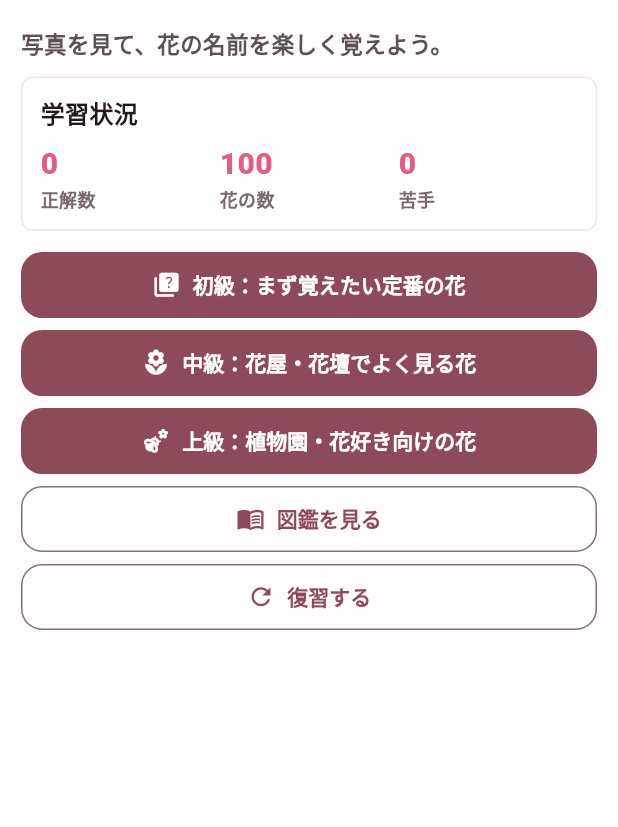
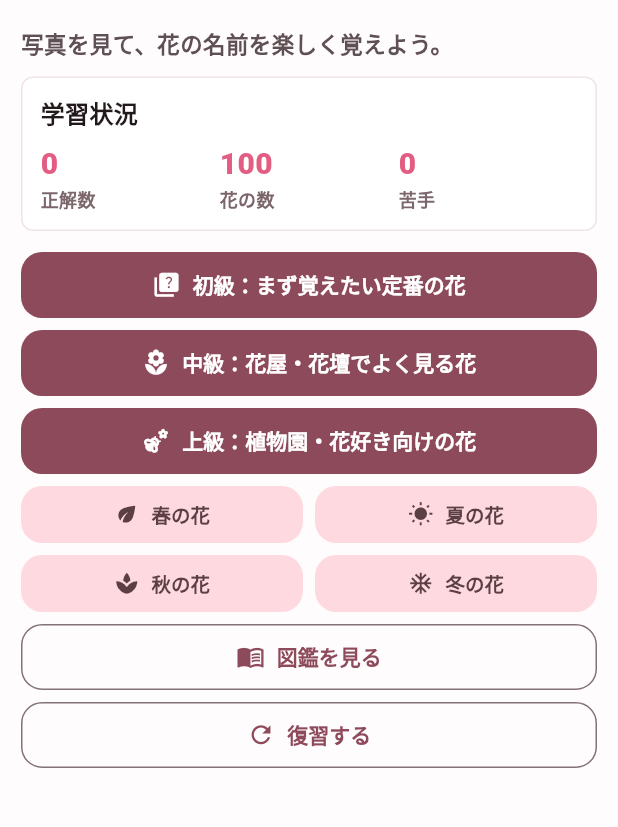
Before and after one commit to atto87/atto87.github.io, a Flutter app: the screen it shows after launch, on a phone screen of 412 x 824 dp, the part 57-884 px from its top. Run offline on Flutter 3.47's test engine with Material 3 defaults, Android fonts, the phone set to English and light mode, and no system bars; our stand-ins replace shared_preferences.

Commit message:
Add seasonal flower quizzes

```diff
--- a/lib/data/flower_data.dart
+++ b/lib/data/flower_data.dart
@@ -301,6 +301,24 @@ final List<Flower> flowers = [
 
 List<Flower> flowersByDifficulty(FlowerDifficulty difficulty) {
   return flowers.where((flower) => flower.difficulty == difficulty).toList();
+}
+
+List<Flower> flowersBySeason(FlowerQuizSeason season) {
+  return flowers.where((flower) {
+    final flowerSeason = flower.season;
+    switch (season) {
+      case FlowerQuizSeason.spring:
+        return flowerSeason.contains('春') || flowerSeason.contains('梅雨');
+      case FlowerQuizSeason.summer:
+        return flowerSeason.contains('夏') ||
+            flowerSeason.contains('初夏') ||
+            flowerSeason.contains('梅雨');
+      case FlowerQuizSeason.autumn:
+        return flowerSeason.contains('秋');
+      case FlowerQuizSeason.winter:
+        return flowerSeason.contains('冬');
+    }
+  }).toList();
 }
 
 Flower? flowerByName(String name) {
--- a/lib/main.dart
+++ b/lib/main.dart
@@ -61,7 +61,9 @@ class HanaQuizApp extends StatelessWidget {
           final difficulty = arguments is QuizScreenArguments
               ? arguments.difficulty
               : FlowerDifficulty.beginner;
-          return QuizScreen(difficulty: difficulty);
+          final season =
+              arguments is QuizScreenArguments ? arguments.season : null;
+          return QuizScreen(difficulty: difficulty, season: season);
         },
         ReviewScreen.routeName: (_) => const ReviewScreen(),
         ResultScreen.routeName: (_) => const ResultScreen(),
--- a/lib/models/flower.dart
+++ b/lib/models/flower.dart
@@ -30,6 +30,13 @@ enum FlowerDifficulty {
   advanced,
 }
 
+enum FlowerQuizSeason {
+  spring,
+  summer,
+  autumn,
+  winter,
+}
+
 extension FlowerDifficultyLabel on FlowerDifficulty {
   String get title {
     switch (this) {
@@ -53,3 +60,20 @@ extension FlowerDifficultyLabel on FlowerDifficulty {
     }
   }
 }
+
+extension FlowerQuizSeasonLabel on FlowerQuizSeason {
+  String get label {
+    switch (this) {
+      case FlowerQuizSeason.spring:
+        return '春';
+      case FlowerQuizSeason.summer:
+        return '夏';
+      case FlowerQuizSeason.autumn:
+        return '秋';
+      case FlowerQuizSeason.winter:
+        return '冬';
+    }
+  }
+
+  String get quizTitle => '$labelの花クイズ';
+}
--- a/lib/models/quiz_result.dart
+++ b/lib/models/quiz_result.dart
@@ -19,6 +19,7 @@ class QuizResult {
     required this.answers,
     this.isReviewMode = false,
     this.difficulty = FlowerDifficulty.beginner,
+    this.season,
   });
 
   final int totalQuestions;
@@ -26,6 +27,7 @@ class QuizResult {
   final List<QuizAnswerRecord> answers;
   final bool isReviewMode;
   final FlowerDifficulty difficulty;
+  final FlowerQuizSeason? season;
 
   int get incorrectCount => totalQuestions - correctCount;
 
--- a/lib/screens/home_screen.dart
+++ b/lib/screens/home_screen.dart
@@ -50,6 +50,17 @@ class _HomeScreenState extends State<HomeScreen> {
     }
   }
 
+  Future<void> _openSeasonQuiz(FlowerQuizSeason season) async {
+    await Navigator.pushNamed(
+      context,
+      QuizScreen.routeName,
+      arguments: QuizScreenArguments(season: season),
+    );
+    if (mounted) {
+      _refreshSummary();
+    }
+  }
+
   @override
   Widget build(BuildContext context) {
     return Scaffold(
@@ -77,6 +88,7 @@ class _HomeScreenState extends State<HomeScreen> {
                 compact: compact,
                 summaryFuture: _summaryFuture,
                 onOpenQuiz: _openQuiz,
+                onOpenSeasonQuiz: _openSeasonQuiz,
                 onOpenRoute: _openRoute,
               ),
             );
@@ -110,12 +122,14 @@ class _HomeContent extends StatelessWidget {
     required this.compact,
     required this.summaryFuture,
     required this.onOpenQuiz,
+    required this.onOpenSeasonQuiz,
     required this.onOpenRoute,
   });
 
   final bool compact;
   final Future<ProgressSummaryData> summaryFuture;
   final Future<void> Function(FlowerDifficulty difficulty) onOpenQuiz;
+  final Future<void> Function(FlowerQuizSeason season) onOpenSeasonQuiz;
   final Future<void> Function(String routeName) onOpenRoute;
 
   @override
@@ -170,6 +184,11 @@ class _HomeContent extends StatelessWidget {
           onPressed: () => onOpenQuiz(FlowerDifficulty.advanced),
         ),
         SizedBox(height: gap),
+        _SeasonQuizGrid(
+          compact: compact,
+          onOpenSeasonQuiz: onOpenSeasonQuiz,
+        ),
+        SizedBox(height: gap),
         _HomeButton(
           compact: compact,
           outlined: true,
@@ -186,6 +205,104 @@ class _HomeContent extends StatelessWidget {
           onPressed: () => onOpenRoute(ReviewScreen.routeName),
         ),
       ],
+    );
+  }
+}
+
+class _SeasonQuizGrid extends StatelessWidget {
+  const _SeasonQuizGrid({
+    required this.compact,
+    required this.onOpenSeasonQuiz,
+  });
+
+  final bool compact;
+  final Future<void> Function(FlowerQuizSeason season) onOpenSeasonQuiz;
+
+  @override
+  Widget build(BuildContext context) {
+    final gap = compact ? 8.0 : 10.0;
+    return Column(
+      children: [
+        Row(
+          children: [
+            Expanded(
+              child: _SeasonButton(
+                compact: compact,
+                season: FlowerQuizSeason.spring,
+                icon: Icons.eco,
+                onPressed: () => onOpenSeasonQuiz(FlowerQuizSeason.spring),
+              ),
+            ),
+            SizedBox(width: gap),
+            Expanded(
+              child: _SeasonButton(
+                compact: compact,
+                season: FlowerQuizSeason.summer,
+                icon: Icons.wb_sunny,
+                onPressed: () => onOpenSeasonQuiz(FlowerQuizSeason.summer),
+              ),
+            ),
+          ],
+        ),
+        SizedBox(height: gap),
+        Row(
+          children: [
+            Expanded(
+              child: _SeasonButton(
+                compact: compact,
+                season: FlowerQuizSeason.autumn,
+                icon: Icons.spa,
+                onPressed: () => onOpenSeasonQuiz(FlowerQuizSeason.autumn),
+              ),
+            ),
+            SizedBox(width: gap),
+            Expanded(
+              child: _SeasonButton(
+                compact: compact,
+                season: FlowerQuizSeason.winter,
+                icon: Icons.ac_unit,
+                onPressed: () => onOpenSeasonQuiz(FlowerQuizSeason.winter),
+              ),
+            ),
+          ],
+        ),
+      ],
+    );
+  }
+}
+
+class _SeasonButton extends StatelessWidget {
+  const _SeasonButton({
+    required this.compact,
+    required this.season,
+    required this.icon,
+    required this.onPressed,
+  });
+
+  final bool compact;
+  final FlowerQuizSeason season;
+  final IconData icon;
+  final VoidCallback onPressed;
+
+  @override
+  Widget build(BuildContext context) {
+    return FilledButton.tonalIcon(
+      onPressed: onPressed,
+      icon: Icon(icon, size: compact ? 17 : 20),
+      label: Text(
+        '${season.label}の花',
+        maxLines: 1,
+        overflow: TextOverflow.ellipsis,
+      ),
+      style: FilledButton.styleFrom(
+        minimumSize: Size.fromHeight(compact ? 38 : 44),
+        tapTargetSize: MaterialTapTargetSize.shrinkWrap,
+        textStyle: TextStyle(
+          fontSize: compact ? 13 : 15,
+          fontWeight: FontWeight.w800,
+        ),
+        padding: EdgeInsets.symmetric(horizontal: compact ? 8 : 12),
+      ),
     );
   }
 }
```
Also changed, not shown: lib/screens/quiz_screen.dart (+34 -8 lines), lib/screens/result_screen.dart (+5 -2 lines), 1 other file.
